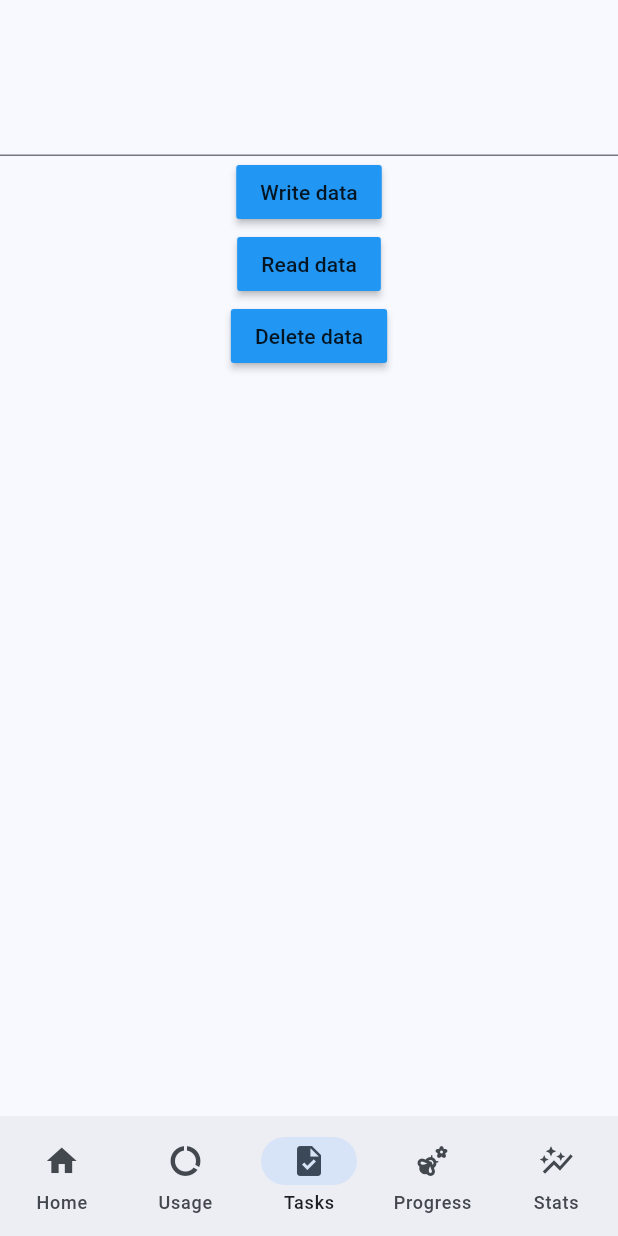
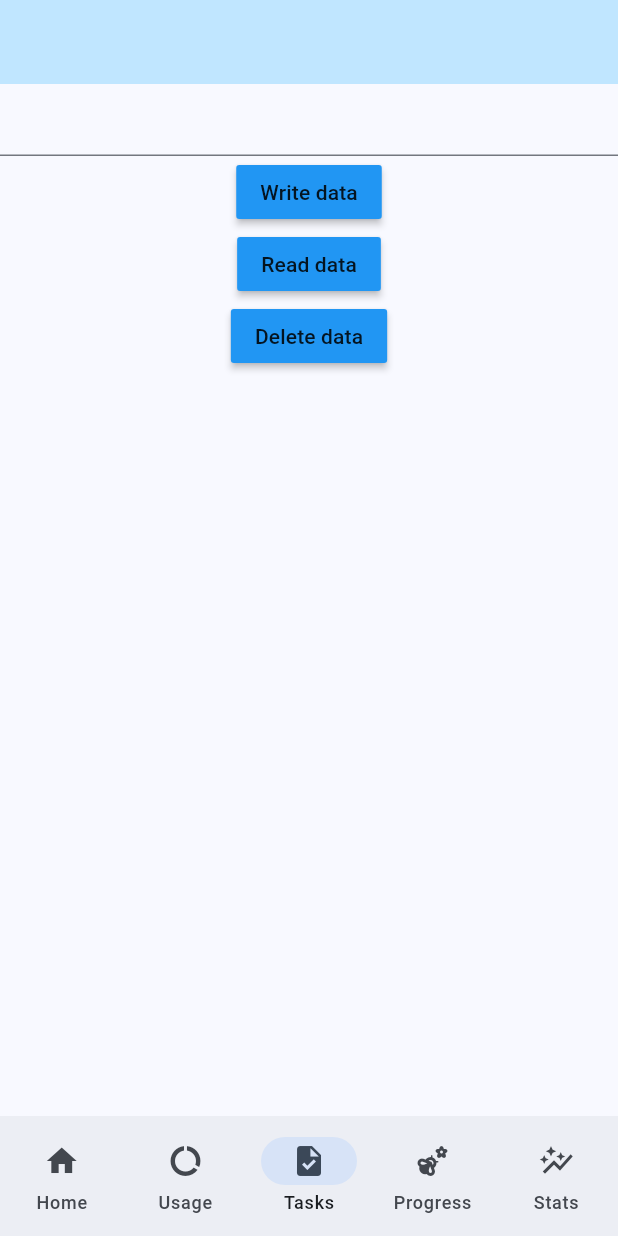
Before and after one commit to hongyi929/HackIT_2025, a Flutter app: the WidgetTree screen opened directly, item 3 of the bottom bar chosen, on a phone screen of 412 x 824 dp. Run offline on Flutter 3.47's test engine with Material 3 defaults, Android fonts, the phone set to English and light mode, and no system bars; our stand-ins replace google_fonts, hive_flutter, lottie; accounts and stored records are empty; project files that could hold a hidden picture were left out.

Commit message:
Tried adding gradient to widget_tree.

```diff
--- a/hackit_2025/lib/views/pages/stats_page.dart
+++ b/hackit_2025/lib/views/pages/stats_page.dart
@@ -10,6 +10,9 @@ class StatsPage extends StatefulWidget {
 class _StatsPageState extends State<StatsPage> {
   @override
   Widget build(BuildContext context) {
-    return Container(child: Text('Stats'));
+    return Container(
+      width: double.infinity,
+      child: Column(children: [Text('Stats')]),
+    );
   }
 }
--- a/hackit_2025/lib/views/pages/tasks_page.dart
+++ b/hackit_2025/lib/views/pages/tasks_page.dart
@@ -37,6 +37,7 @@ class _TasksPageState extends State<TasksPage> {
               onEditingComplete: () {
                 setState(() {
                   myBox.put(testController.text, testController.text);
+                  testController.clear();
                 });
               },
             ),
@@ -44,22 +45,22 @@ class _TasksPageState extends State<TasksPage> {
               onPressed: () {
                 writeData();
               },
+              color: Colors.blue,
               child: Text("Write data"),
-              color: Colors.blue,
             ),
             MaterialButton(
               onPressed: () {
                 readData();
               },
+              color: Colors.blue,
               child: Text("Read data"),
-              color: Colors.blue,
             ),
             MaterialButton(
               onPressed: () {
                 deleteData();
               },
+              color: Colors.blue,
               child: Text("Delete data"),
-              color: Colors.blue,
             ),
             Expanded(
               child: ListView.builder(
@@ -75,7 +76,7 @@ class _TasksPageState extends State<TasksPage> {
                       },
                       icon: Icon(Icons.remove),
                     ),
-                    title: Text("$name"),
+                    title: Text(name),
                   );
                 },
               ),
--- a/hackit_2025/lib/widget_tree.dart
+++ b/hackit_2025/lib/widget_tree.dart
@@ -26,12 +26,21 @@ class _WidgetTreeState extends State<WidgetTree> {
   @override
   Widget build(BuildContext context) {
     return Scaffold(
-      appBar: AppBar(),
-      body: ValueListenableBuilder(
-        valueListenable: selectedPageNotifier,
-        builder: (context, selectedPage, child) {
-          return pages.elementAt(selectedPage);
-        },
+      appBar: AppBar(backgroundColor: Color(0xFFC0E6FF)),
+      body: Container(
+        decoration: BoxDecoration(
+          gradient: LinearGradient(
+            colors: [Color(0xFFC0E6FF), Colors.white],
+            begin: Alignment.topCenter,
+            end: Alignment(0,0.6),
+          ),
+        ),
+        child: ValueListenableBuilder(
+          valueListenable: selectedPageNotifier,
+          builder: (context, selectedPage, child) {
+            return pages.elementAt(selectedPage);
+          },
+        ),
       ),
       bottomNavigationBar: NavbarWidget(),
     );
```
